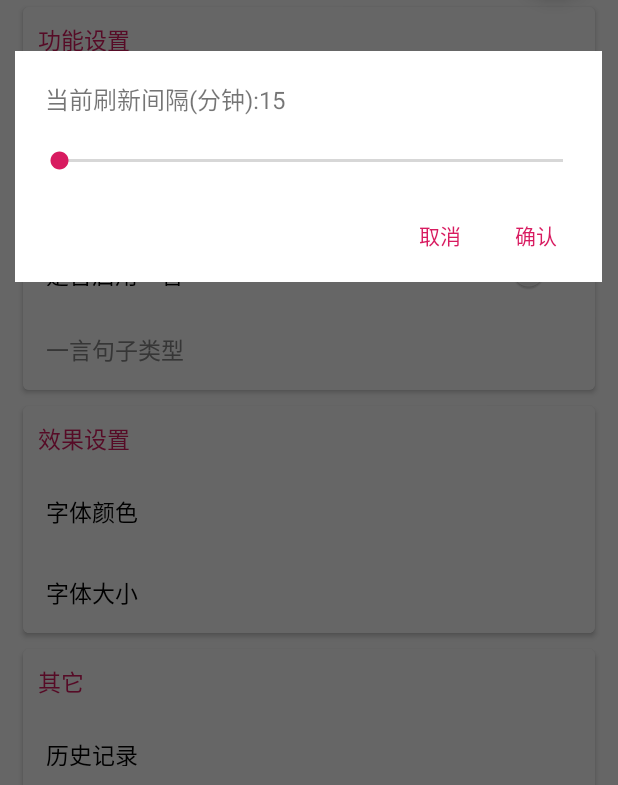
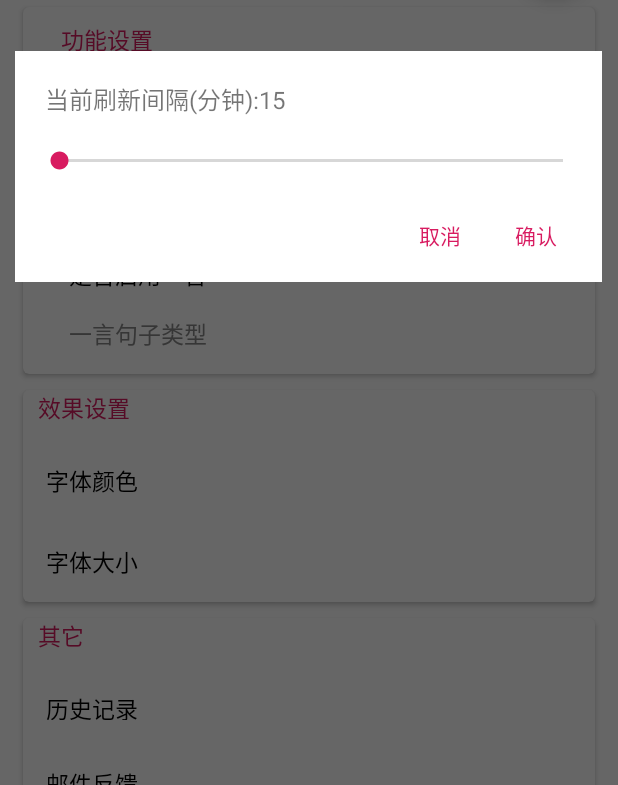
Before and after one commit to JeauLiang/DeepQuotes_for_Android, an Android app: the screen it shows after launch (ScrollingActivity), after a tap on "自动刷新时间", on a phone screen of 412 x 824 dp, the part 451-1236 px from its top. Run offline under Robolectric (Android 15) with nearby library versions, the phone set to English and light mode, and no system bars; libraries missing offline, so code that uses them is left out: com.dingmouren.colorpicker; 1 statement that could not run was skipped.

Commit message:
布局优化

```diff
--- a/app/src/main/res/layout/activity_scrolling.xml
+++ b/app/src/main/res/layout/activity_scrolling.xml
@@ -64,7 +64,7 @@
             </com.google.android.material.appbar.CollapsingToolbarLayout>
         </com.google.android.material.appbar.AppBarLayout>
 
-        <include layout="@layout/content_scrolling" />
+        <include layout="@layout/content_scrolling"/>
 
         <com.google.android.material.floatingactionbutton.FloatingActionButton
             android:id="@+id/fab"
@@ -86,32 +86,41 @@
 <!--        android:text="it is drawerlayout"-->
 <!--        android:textSize="30sp"-->
 <!--        android:background="#fff"/>-->
-    <LinearLayout
+    <androidx.constraintlayout.widget.ConstraintLayout
         android:layout_width="match_parent"
         android:layout_height="match_parent"
         android:orientation="vertical"
         android:layout_gravity="right"
         android:background="@color/background_color" >
+
+
         <TextView
+            android:id="@+id/history_title_tv"
             android:layout_width="match_parent"
             android:layout_height="wrap_content"
+            android:layout_margin="10dp"
+            android:layout_marginStart="9dp"
+            android:fontFamily="serif"
+            android:paddingTop="15dp"
             android:text="历史记录"
-            android:fontFamily="serif"
+            android:textColor="@color/colorAccent"
             android:textSize="25sp"
-            android:layout_margin="10dp"
-            android:paddingTop="30dp"
-            android:textColor="@color/colorAccent"/>
+            app:layout_constraintStart_toEndOf="@+id/recycler_view"
+            app:layout_constraintTop_toTopOf="parent" />
 
         <androidx.recyclerview.widget.RecyclerView
             android:id="@+id/recycler_view"
             android:layout_width="match_parent"
-            android:layout_height="match_parent"/>
+            android:layout_height="wrap_content"
+            android:layout_marginTop="50dp"
+            app:layout_constraintStart_toStartOf="parent"
+            app:layout_constraintTop_toTopOf="@id/history_title_tv" />
 
         <!--        <TextView-->
 <!--            android:layout_width="match_parent"-->
 <!--            android:layout_height="match_parent"-->
 <!--            android:background="#fff"-->
 <!--            android:text="6666" />-->
-    </LinearLayout>
+    </androidx.constraintlayout.widget.ConstraintLayout>
 
 </androidx.drawerlayout.widget.DrawerLayout>
--- a/app/src/main/res/layout/content_scrolling.xml
+++ b/app/src/main/res/layout/content_scrolling.xml
@@ -1,142 +1,164 @@
 <?xml version="1.0" encoding="utf-8"?>
-<androidx.core.widget.NestedScrollView xmlns:android="http://schemas.android.com/apk/res/android"
+<merge
+    xmlns:android="http://schemas.android.com/apk/res/android"
     xmlns:app="http://schemas.android.com/apk/res-auto"
-    xmlns:tools="http://schemas.android.com/tools"
+    xmlns:tools="http://schemas.android.com/tools">
+
+
+<androidx.core.widget.NestedScrollView
     android:layout_width="match_parent"
     android:layout_height="match_parent"
     app:layout_behavior="@string/appbar_scrolling_view_behavior"
     tools:context=".ScrollingActivity"
-    android:background="@color/background_color"
-    tools:showIn="@layout/activity_scrolling">
+    android:background="@color/background_color">
 
-    <LinearLayout
-        android:orientation="vertical"
+
+    <RelativeLayout
         android:layout_width="match_parent"
         android:layout_height="wrap_content">
 
         <androidx.cardview.widget.CardView
+            android:id="@+id/cardView"
             android:layout_width="match_parent"
             android:layout_height="wrap_content"
             android:layout_marginTop="35dp"
             android:layout_marginBottom="5dp"
             android:layout_marginLeft="15dp"
             android:layout_marginRight="15dp"
-            app:cardCornerRadius="4dp">
+            app:cardCornerRadius="4dp"
+            app:cardBackgroundColor="@color/background_color">
 
-            <LinearLayout
+            <androidx.constraintlayout.widget.ConstraintLayout
+                android:id="@+id/linearLayout"
                 android:layout_width="match_parent"
-                android:layout_height="wrap_content"
-                android:background="@color/background_color"
-                android:orientation="vertical">
+                android:layout_height="wrap_content">
+
                 <TextView
+                    android:id="@+id/title_textView"
                     android:layout_width="wrap_content"
                     android:layout_height="wrap_content"
                     android:layout_margin="10dp"
+                    android:fontFamily="serif"
                     android:text="功能设置"
-                    android:fontFamily="serif"
                     android:textColor="@color/colorAccent"
-                    android:textSize="15sp" />
+                    android:textSize="15sp"
+                    app:layout_constraintBottom_toTopOf="@+id/update_now"
+                    app:layout_constraintStart_toStartOf="@+id/update_now"
+                    app:layout_constraintTop_toTopOf="parent" />
+
                 <TextView
                     android:id="@+id/update_now"
-                    android:layout_width="match_parent"
-                    android:layout_height="match_parent"
+                    android:layout_width="0dp"
+                    android:layout_height="wrap_content"
+                    android:background="?android:attr/selectableItemBackground"
+                    android:clickable="true"
+                    android:fontFamily="serif"
                     android:padding="15dp"
                     android:text="立即刷新"
-                    android:fontFamily="serif"
                     android:textColor="@color/color_txt"
                     android:textSize="15sp"
-                    android:background="?android:attr/selectableItemBackground"
-                    android:clickable="true"/>
+                    app:layout_constraintBottom_toTopOf="@+id/refresh_time_textview"
+                    app:layout_constraintEnd_toEndOf="@+id/refresh_time_textview"
+                    app:layout_constraintStart_toStartOf="@+id/refresh_time_textview"
+                    app:layout_constraintTop_toBottomOf="@+id/title_textView" />
+
                 <TextView
                     android:id="@+id/refresh_time_textview"
-                    android:layout_width="match_parent"
-                    android:layout_height="match_parent"
+                    android:layout_width="0dp"
+                    android:layout_height="wrap_content"
+                    android:background="?android:attr/selectableItemBackground"
+                    android:clickable="true"
+                    android:fontFamily="serif"
+                    android:onClick="selectRefreshTime"
                     android:padding="15dp"
                     android:text="自动刷新时间"
-                    android:fontFamily="serif"
                     android:textColor="@color/color_txt"
                     android:textSize="15sp"
+                    app:layout_constraintBottom_toTopOf="@+id/is_enable_hitokoto"
+                    app:layout_constraintEnd_toEndOf="@+id/is_enable_hitokoto"
+                    app:layout_constraintStart_toStartOf="@+id/textView2"
+                    app:layout_constraintTop_toBottomOf="@+id/update_now" />
+
+
+                <TextView
+                    android:id="@+id/textView2"
+                    android:layout_width="0dp"
+                    android:layout_height="wrap_content"
+                    android:layout_marginStart="15dp"
+                    android:layout_marginLeft="15dp"
                     android:background="?android:attr/selectableItemBackground"
                     android:clickable="true"
-                    android:onClick="selectRefreshTime"/>
-
-                <LinearLayout
-                    android:layout_width="match_parent"
-                    android:layout_height="50dp"
-                    android:orientation="horizontal">
-                    <TextView
-                        android:layout_width="wrap_content"
-                        android:layout_height="match_parent"
-                        android:layout_weight="5"
+                    android:fontFamily="serif"
                     android:padding="15dp"
                     android:text="是否启用一言"
-                        android:fontFamily="serif"
-                        android:background="?android:attr/selectableItemBackground"
                     android:textColor="@color/color_txt"
                     android:textSize="15sp"
-                        android:clickable="true"/>
+                    app:layout_constraintEnd_toStartOf="@+id/is_enable_hitokoto"
+                    app:layout_constraintStart_toStartOf="parent"
+                    app:layout_constraintTop_toBottomOf="@+id/refresh_time_textview" />
+
                 <Switch
                     android:id="@+id/is_enable_hitokoto"
                     android:layout_width="wrap_content"
-                        android:layout_height="match_parent"
+                    android:layout_height="wrap_content"
                     android:padding="10dp"
-                        android:layout_weight="1"/>
-                </LinearLayout>
+                    app:layout_constraintBottom_toTopOf="@+id/hitokoto_type"
+                    app:layout_constraintLeft_toLeftOf="@id/textView2"
+                    app:layout_constraintEnd_toEndOf="parent"
+                    app:layout_constraintTop_toBottomOf="@+id/refresh_time_textview" />
+
                 <TextView
                     android:id="@+id/hitokoto_type"
-                    android:layout_width="match_parent"
-                    android:layout_height="match_parent"
-                    android:layout_weight="5"
+                    android:layout_width="0dp"
+                    android:layout_height="wrap_content"
+                    android:background="?android:attr/selectableItemBackground"
+                    android:clickable="true"
+                    android:fontFamily="serif"
+                    android:onClick="selectHitokotoType"
                     android:padding="15dp"
                     android:text="一言句子类型"
-                    android:fontFamily="serif"
                     android:textColor="@color/color_txt"
                     android:textSize="15sp"
-                    android:background="?android:attr/selectableItemBackground"
-                    android:clickable="true"
-                    android:onClick="selectHitokotoType"/>
-            </LinearLayout>
+                    app:layout_constraintBottom_toBottomOf="parent"
+                    app:layout_constraintEnd_toEndOf="@+id/is_enable_hitokoto"
+                    app:layout_constraintStart_toStartOf="@+id/textView2"
+                    app:layout_constraintTop_toBottomOf="@+id/is_enable_hitokoto" />
+            </androidx.constraintlayout.widget.ConstraintLayout>
 
         </androidx.cardview.widget.CardView>
 
         <androidx.cardview.widget.CardView
+            android:id="@+id/cardView2"
             android:layout_width="match_parent"
             android:layout_height="wrap_content"
             android:layout_marginTop="5dp"
             android:layout_marginBottom="5dp"
             android:layout_marginLeft="15dp"
             android:layout_marginRight="15dp"
-            app:cardCornerRadius="4dp">
+            android:layout_below="@id/cardView"
+            app:cardCornerRadius="4dp"
+            app:cardBackgroundColor="@color/background_color">
 
-            <LinearLayout
+            <androidx.constraintlayout.widget.ConstraintLayout
                 android:layout_width="match_parent"
-                android:layout_height="wrap_content"
-                android:background="@color/background_color"
-                android:orientation="vertical">
+                android:layout_height="wrap_content">
                 <TextView
+                    android:id="@+id/effect_title"
                     android:layout_width="wrap_content"
                     android:layout_height="wrap_content"
                     android:layout_margin="10dp"
                     android:text="效果设置"
                     android:fontFamily="serif"
                     android:textColor="@color/colorAccent"
-                    android:textSize="15sp" />
-<!--                <TextView-->
-<!--                    android:layout_width="match_parent"-->
-<!--                    android:layout_height="match_parent"-->
-<!--                    android:layout_weight="5"-->
-<!--                    android:padding="15dp"-->
-<!--                    android:text="字体样式"-->
-<!--                    android:fontFamily="serif"-->
-<!--                    android:textColor="@color/color_txt"-->
-<!--                    android:textSize="15sp"-->
-<!--                    android:onClick="selectFontStyle"-->
-<!--                    android:background="?android:attr/selectableItemBackground"-->
-<!--                    android:clickable="true"/>-->
+                    android:textSize="15sp"
+                    app:layout_constraintTop_toBottomOf="parent"
+                    app:layout_constraintBottom_toTopOf="@id/font_color_tv"
+                    app:layout_constraintStart_toStartOf="parent"/>
                 <TextView
+                    android:id="@+id/font_color_tv"
                     android:layout_width="match_parent"
-                    android:layout_height="match_parent"
-                    android:layout_weight="5"
+                    android:layout_height="wrap_content"
+                    android:layout_weight="1"
                     android:padding="15dp"
                     android:text="字体颜色"
                     android:fontFamily="serif"
@@ -144,88 +166,115 @@
                     android:textSize="15sp"
                     android:background="?android:attr/selectableItemBackground"
                     android:clickable="true"
-                    android:onClick="selectFontColor"/>
+                    android:onClick="selectFontColor"
+                    app:layout_constraintTop_toBottomOf="@id/effect_title"
+                    app:layout_constraintBottom_toTopOf="@id/font_size_textview"
+                    app:layout_constraintStart_toStartOf="@id/effect_title"/>
+
                 <TextView
                     android:id="@+id/font_size_textview"
                     android:layout_width="match_parent"
-                    android:layout_height="match_parent"
+                    android:layout_height="wrap_content"
                     android:layout_weight="1"
-                    android:text="字体大小"
-                    android:fontFamily="serif"
-                    android:textSize="15sp"
-                    android:padding="15dp"
-                    android:textColor="@color/color_txt"
                     android:background="?android:attr/selectableItemBackground"
                     android:clickable="true"
-                    android:onClick="selectFontSize"/>
+                    android:fontFamily="serif"
+                    android:onClick="selectFontSize"
+                    android:padding="15dp"
+                    android:text="字体大小"
+                    android:textColor="@color/color_txt"
+                    android:textSize="15sp"
+                    app:layout_constraintTop_toBottomOf="@+id/font_color_tv"/>
 
-            </LinearLayout>
+
+            </androidx.constraintlayout.widget.ConstraintLayout>
 
         </androidx.cardview.widget.CardView>
 
         <androidx.cardview.widget.CardView
+            android:id="@+id/cardView3"
+            android:layout_below="@id/cardView2"
             android:layout_width="match_parent"
             android:layout_height="wrap_content"
             android:layout_marginTop="5dp"
             android:layout_marginBottom="5dp"
             android:layout_marginLeft="15dp"
             android:layout_marginRight="15dp"
-            app:cardCornerRadius="4dp">
+            app:cardCornerRadius="4dp"
 
-            <LinearLayout
+            app:cardBackgroundColor="@color/background_color">
+
+            <androidx.constraintlayout.widget.ConstraintLayout
                 android:layout_width="match_parent"
                 android:layout_height="wrap_content"
-                android:background="@color/background_color"
-                android:orientation="vertical">
+                android:orientation="vertical"
+                tools:layout_editor_absoluteY="1dp">
+
                 <TextView
+                    android:id="@+id/other_title"
                     android:layout_width="wrap_content"
                     android:layout_height="wrap_content"
                     android:layout_margin="10dp"
+                    android:fontFamily="serif"
                     android:text="其它"
-                    android:fontFamily="serif"
                     android:textColor="@color/colorAccent"
-                    android:textSize="15sp" />
+                    android:textSize="15sp"
+                    app:layout_constraintTop_toBottomOf="parent"
+                    app:layout_constraintStart_toStartOf="parent"
+                    app:layout_constraintBottom_toTopOf="@+id/history_textview"/>
+
                 <TextView
                     android:id="@+id/history_textview"
                     android:layout_width="match_parent"
                     android:layout_height="50dp"
+                    android:background="?android:attr/selectableItemBackground"
+                    android:clickable="true"
+                    android:fontFamily="serif"
+                    android:onClick="showHistory"
                     android:padding="15dp"
                     android:text="历史记录"
-                    android:fontFamily="serif"
                     android:textColor="@color/color_txt"
                     android:textSize="15sp"
-                    android:background="?android:attr/selectableItemBackground"
-                    android:clickable="true"
-                    android:onClick="showHistory"/>
+                    app:layout_constraintTop_toBottomOf="@+id/other_title"
+                    app:layout_constraintBottom_toTopOf="@id/feedback"/>
+
                 <TextView
                     android:id="@+id/feedback"
                     android:layout_width="match_parent"
                     android:layout_height="50dp"
+                    android:background="?android:attr/selectableItemBackground"
+                    android:clickable="true"
+                    android:fontFamily="serif"
+                    android:onClick="feedBack"
                     android:padding="15dp"
                     android:text="邮件反馈"
-                    android:fontFamily="serif"
                     android:textColor="@color/color_txt"
                     android:textSize="15sp"
+                    app:layout_constraintTop_toBottomOf="@+id/history_textview"
+                    app:layout_constraintBottom_toTopOf="@id/version_tv"/>
+
+                <TextView
+                    android:id="@+id/version_tv"
+                    android:layout_width="match_parent"
+                    android:layout_height="50dp"
                     android:background="?android:attr/selectableItemBackground"
                     android:clickable="true"
-                    android:onClick="feedBack"/>
-                <TextView
-                    android:layout_width="match_parent"
-                    android:layout_height="50dp"
+                    android:fontFamily="serif"
                     android:padding="15dp"
                     android:text="版本：子鼠v1.0"
-                    android:fontFamily="serif"
                     android:textColor="@color/color_txt"
                     android:textSize="15sp"
-                    android:background="?android:attr/selectableItemBackground"
-                    android:clickable="true"/>
-            </LinearLayout>
+
+                    app:layout_constraintTop_toBottomOf="@+id/feedback"/>
+            </androidx.constraintlayout.widget.ConstraintLayout>
 
         </androidx.cardview.widget.CardView>
 
 
-    </LinearLayout>
+    </RelativeLayout>
 
 
 
 </androidx.core.widget.NestedScrollView>
+
+</merge>
```
Lines whose indentation alone changed are shown as unchanged.
